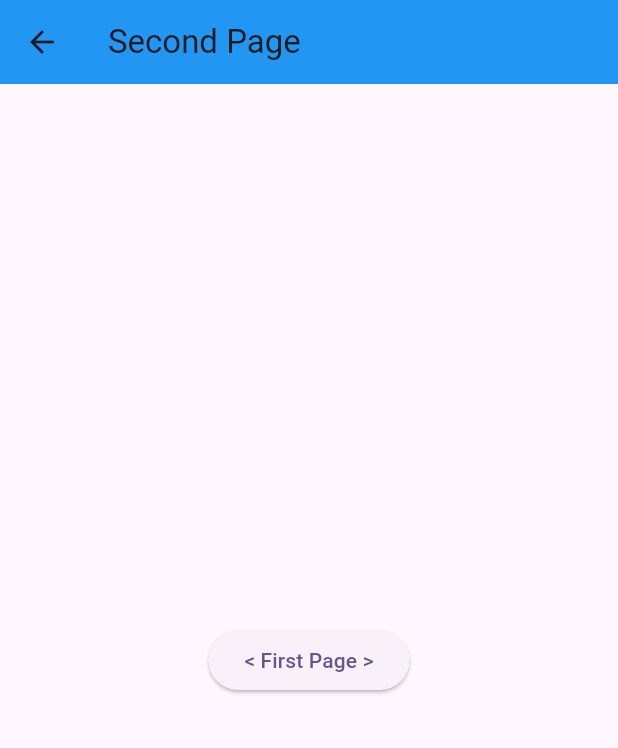
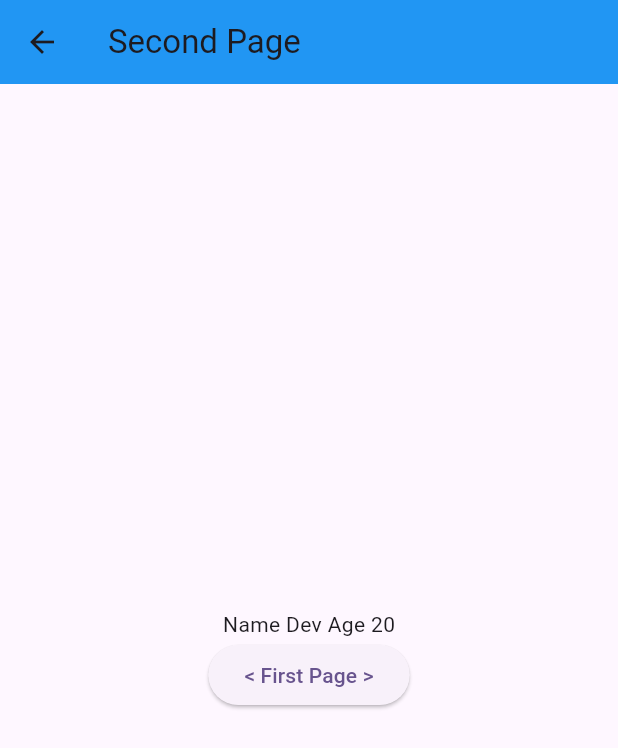
Before and after one commit to siriwansinglor/first_app, a Flutter app: the screen it shows after launch, after a tap on "Second Page >", on a phone screen of 412 x 824 dp. Shown: the top 748 px of the screen. Run offline on Flutter 3.47's test engine with Material 3 defaults, Android fonts, the phone set to English and light mode, and no system bars.

Commit message:
update week 3 (2)

```diff
--- a/lib/main.dart
+++ b/lib/main.dart
@@ -1,6 +1,7 @@
 import 'package:first_app/assignment.dart';
 import 'package:first_app/counter_widget.dart';
 import 'package:first_app/navigation.dart/first_page.dart';
+import 'package:first_app/navigation.dart/second_page.dart';
 import 'package:flutter/material.dart';
 import 'package:first_app/week3.dart';
 import 'package:first_app/greeting_widget.dart';
--- a/lib/navigation.dart/first_page.dart
+++ b/lib/navigation.dart/first_page.dart
@@ -17,7 +17,8 @@ class FirstPage extends StatelessWidget {
                 Navigator.push(
                   context,
                   MaterialPageRoute<void>(
-                    builder: (BuildContext context) => const SecondPage(),
+                    builder: (BuildContext context) =>
+                        SecondPage(name: 'Dev', age: 20),
                   ),
                 );
               },
--- a/lib/navigation.dart/second_page.dart
+++ b/lib/navigation.dart/second_page.dart
@@ -1,7 +1,10 @@
 import 'package:flutter/material.dart';
 
 class SecondPage extends StatelessWidget {
-  const SecondPage({super.key});
+  final String name;
+  final int age;
+
+  const SecondPage({super.key, required this.name, required this.age});
 
   @override
   Widget build(BuildContext context) {
@@ -11,14 +14,10 @@ class SecondPage extends StatelessWidget {
         child: Column(
           mainAxisAlignment: MainAxisAlignment.center,
           children: [
+            Text('Name $name Age $age'),
             ElevatedButton(
               onPressed: () {
-                Navigator.pop(
-                  context,
-                  MaterialPageRoute<void>(
-                    builder: (BuildContext context) => const SecondPage(),
-                  ),
-                );
+                Navigator.pop(context);
               },
               child: Text('< First Page >'),
             ),
```
